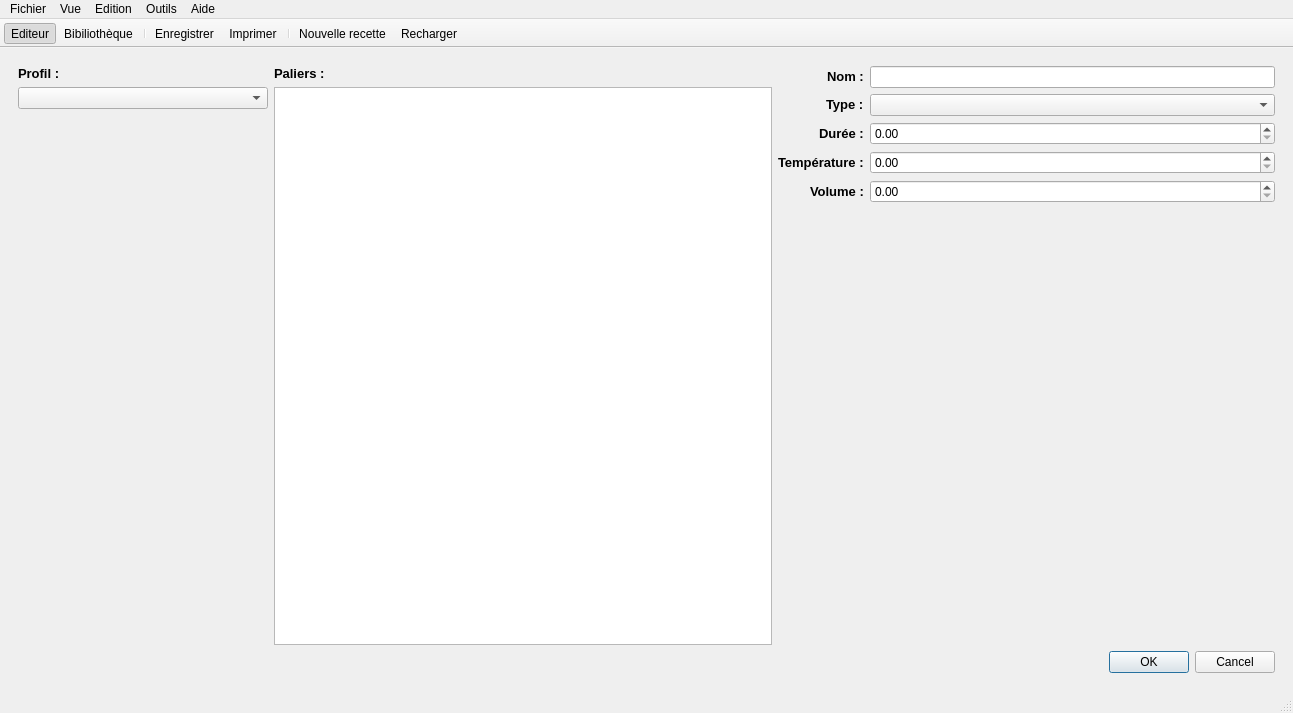
Old version of the form reader.ui in the repository 314r/joliebulle.
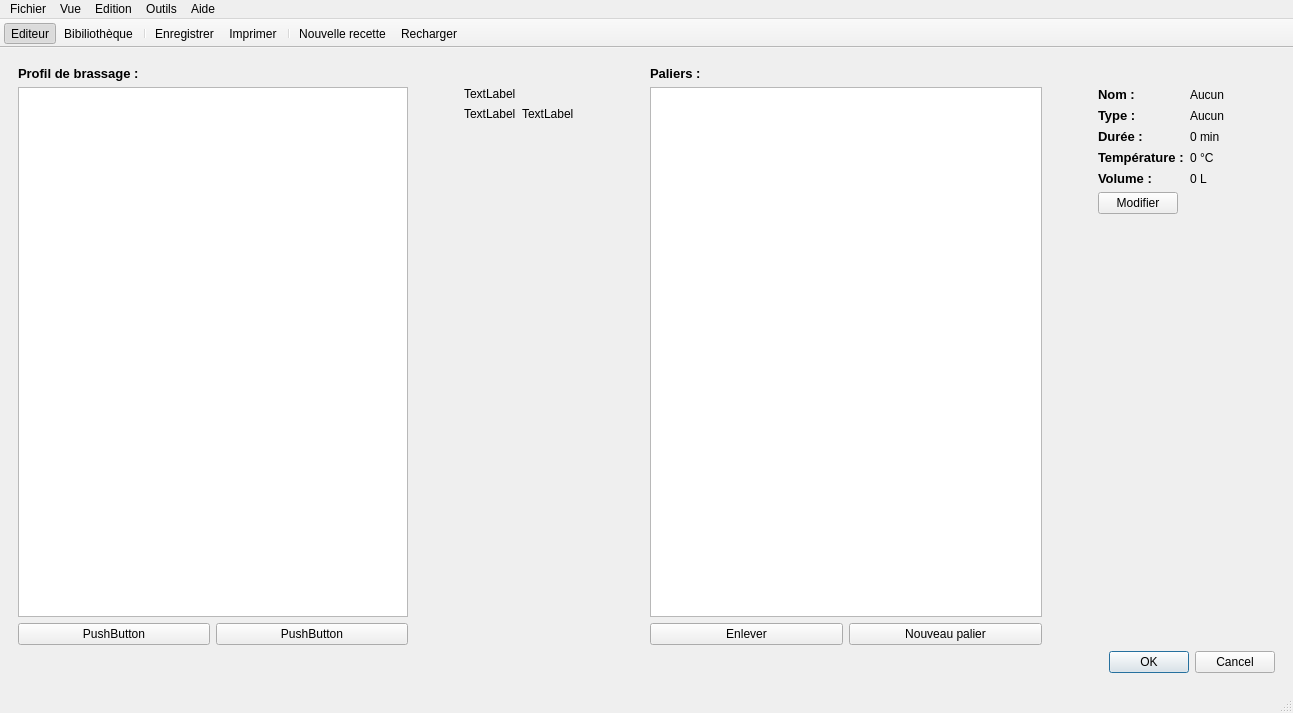
New version of the form. Icons and pictures are not drawn.

Commit message: avancées profils brassages

The edit to the form file:
```diff
--- a/reader.ui
+++ b/reader.ui
@@ -858,7 +858,10 @@
       <widget class="QWidget" name="page_4">
        <layout class="QGridLayout" name="gridLayout_8">
         <item row="0" column="0">
-         <layout class="QVBoxLayout" name="verticalLayout_8">
+         <layout class="QVBoxLayout" name="verticalLayout_10">
+          <property name="rightMargin">
+           <number>20</number>
+          </property>
           <item>
            <widget class="QLabel" name="label_15">
             <property name="text">
@@ -866,37 +869,74 @@
 &lt;html&gt;&lt;head&gt;&lt;meta name=&quot;qrichtext&quot; content=&quot;1&quot; /&gt;&lt;style type=&quot;text/css&quot;&gt;
 p, li { white-space: pre-wrap; }
 &lt;/style&gt;&lt;/head&gt;&lt;body style=&quot; font-family:'Droid Sans'; font-size:10pt; font-weight:400; font-style:normal;&quot;&gt;
-&lt;p style=&quot; margin-top:0px; margin-bottom:0px; margin-left:0px; margin-right:0px; -qt-block-indent:0; text-indent:0px;&quot;&gt;&lt;span style=&quot; font-weight:600;&quot;&gt;Profil :&lt;/span&gt;&lt;/p&gt;&lt;/body&gt;&lt;/html&gt;</string>
+&lt;p style=&quot; margin-top:0px; margin-bottom:0px; margin-left:0px; margin-right:0px; -qt-block-indent:0; text-indent:0px;&quot;&gt;&lt;span style=&quot; font-weight:600;&quot;&gt;Profil de brassage :&lt;/span&gt;&lt;/p&gt;&lt;/body&gt;&lt;/html&gt;</string>
             </property>
            </widget>
           </item>
           <item>
-           <widget class="QComboBox" name="comboBox_3">
-            <property name="minimumSize">
-             <size>
-              <width>250</width>
-              <height>0</height>
-             </size>
+           <layout class="QHBoxLayout" name="horizontalLayout_14">
+            <item>
+             <layout class="QVBoxLayout" name="verticalLayout_8">
+              <item>
+               <widget class="QListWidget" name="listWidget"/>
+              </item>
+              <item>
+               <layout class="QHBoxLayout" name="horizontalLayout_9">
+                <item>
+                 <widget class="QPushButton" name="pushButton_2">
+                  <property name="text">
+                   <string>PushButton</string>
             </property>
            </widget>
           </item>
           <item>
-           <spacer name="verticalSpacer_3">
-            <property name="orientation">
-             <enum>Qt::Vertical</enum>
-            </property>
-            <property name="sizeHint" stdset="0">
-             <size>
-              <width>20</width>
-              <height>40</height>
-             </size>
-            </property>
-           </spacer>
+                 <widget class="QPushButton" name="pushButton_3">
+                  <property name="text">
+                   <string>PushButton</string>
+                  </property>
+                 </widget>
+                </item>
+               </layout>
+              </item>
+             </layout>
+            </item>
+            <item>
+             <layout class="QFormLayout" name="formLayout_7">
+              <property name="leftMargin">
+               <number>50</number>
+              </property>
+              <property name="rightMargin">
+               <number>50</number>
+              </property>
+              <item row="0" column="0">
+               <widget class="QLabel" name="label_16">
+                <property name="text">
+                 <string>TextLabel</string>
+                </property>
+               </widget>
+              </item>
+              <item row="1" column="0">
+               <widget class="QLabel" name="label_17">
+                <property name="text">
+                 <string>TextLabel</string>
+                </property>
+               </widget>
+              </item>
+              <item row="1" column="1">
+               <widget class="QLabel" name="label_18">
+                <property name="text">
+                 <string>TextLabel</string>
+                </property>
+               </widget>
+              </item>
+             </layout>
+            </item>
+           </layout>
           </item>
          </layout>
         </item>
         <item row="0" column="1">
-         <layout class="QVBoxLayout" name="verticalLayout_2">
+         <layout class="QVBoxLayout" name="verticalLayout_9">
           <item>
            <widget class="QLabel" name="label_14">
             <property name="text">
@@ -909,32 +949,43 @@
            </widget>
           </item>
           <item>
+           <layout class="QHBoxLayout" name="horizontalLayout_8">
+            <item>
+             <layout class="QVBoxLayout" name="verticalLayout_2">
+              <item>
            <widget class="QListWidget" name="listWidgetSteps"/>
           </item>
-         </layout>
-        </item>
-        <item row="0" column="2">
+              <item>
+               <layout class="QHBoxLayout" name="horizontalLayout_6">
+                <item>
+                 <widget class="QPushButton" name="pushButtonStepRemove">
+                  <property name="text">
+                   <string>Enlever</string>
+                  </property>
+                 </widget>
+                </item>
+                <item>
+                 <widget class="QPushButton" name="pushButton">
+                  <property name="text">
+                   <string>Nouveau palier</string>
+                  </property>
+                 </widget>
+                </item>
+               </layout>
+              </item>
+             </layout>
+            </item>
+            <item>
          <layout class="QFormLayout" name="formLayout_6">
           <property name="fieldGrowthPolicy">
            <enum>QFormLayout::AllNonFixedFieldsGrow</enum>
           </property>
-          <property name="labelAlignment">
-           <set>Qt::AlignRight|Qt::AlignTrailing|Qt::AlignVCenter</set>
-          </property>
-          <item row="0" column="0">
-           <widget class="QLabel" name="label_9">
-            <property name="text">
-             <string>&lt;!DOCTYPE HTML PUBLIC &quot;-//W3C//DTD HTML 4.0//EN&quot; &quot;http://www.w3.org/TR/REC-html40/strict.dtd&quot;&gt;
-&lt;html&gt;&lt;head&gt;&lt;meta name=&quot;qrichtext&quot; content=&quot;1&quot; /&gt;&lt;style type=&quot;text/css&quot;&gt;
-p, li { white-space: pre-wrap; }
-&lt;/style&gt;&lt;/head&gt;&lt;body style=&quot; font-family:'Droid Sans'; font-size:10pt; font-weight:400; font-style:normal;&quot;&gt;
-&lt;p style=&quot; margin-top:0px; margin-bottom:0px; margin-left:0px; margin-right:0px; -qt-block-indent:0; text-indent:0px;&quot;&gt;&lt;span style=&quot; font-weight:600;&quot;&gt;Nom :&lt;/span&gt;&lt;/p&gt;&lt;/body&gt;&lt;/html&gt;</string>
-            </property>
-           </widget>
-          </item>
-          <item row="0" column="1">
-           <widget class="QLineEdit" name="lineEditStepName"/>
-          </item>
+              <property name="leftMargin">
+               <number>50</number>
+              </property>
+              <property name="rightMargin">
+               <number>50</number>
+              </property>
           <item row="1" column="0">
            <widget class="QLabel" name="label_10">
             <property name="text">
@@ -947,7 +998,11 @@
            </widget>
           </item>
           <item row="1" column="1">
-           <widget class="QComboBox" name="comboBoxStepType"/>
+               <widget class="QLabel" name="labelStepType">
+                <property name="text">
+                 <string>Aucun</string>
+                </property>
+               </widget>
           </item>
           <item row="2" column="0">
            <widget class="QLabel" name="label_11">
@@ -961,7 +1016,11 @@
            </widget>
           </item>
           <item row="2" column="1">
-           <widget class="QDoubleSpinBox" name="doubleSpinBoxStepTime"/>
+               <widget class="QLabel" name="labelStepTime">
+                <property name="text">
+                 <string>0 min</string>
+                </property>
+               </widget>
           </item>
           <item row="3" column="0">
            <widget class="QLabel" name="label_12">
@@ -975,7 +1034,11 @@
            </widget>
           </item>
           <item row="3" column="1">
-           <widget class="QDoubleSpinBox" name="doubleSpinBoxStepTemp"/>
+               <widget class="QLabel" name="labelStepTemp">
+                <property name="text">
+                 <string>0 °C</string>
+                </property>
+               </widget>
           </item>
           <item row="4" column="0">
            <widget class="QLabel" name="label_13">
@@ -989,11 +1052,44 @@
            </widget>
           </item>
           <item row="4" column="1">
-           <widget class="QDoubleSpinBox" name="doubleSpinBoxStepVol"/>
-          </item>
-         </layout>
-        </item>
-        <item row="1" column="0" colspan="3">
+               <widget class="QLabel" name="labelStepVol">
+                <property name="text">
+                 <string>0 L</string>
+                </property>
+               </widget>
+              </item>
+              <item row="5" column="0">
+               <widget class="QPushButton" name="pushButtonStepEdit">
+                <property name="text">
+                 <string>Modifier</string>
+                </property>
+               </widget>
+              </item>
+              <item row="0" column="1">
+               <widget class="QLabel" name="labelStepName">
+                <property name="text">
+                 <string>Aucun</string>
+                </property>
+               </widget>
+              </item>
+              <item row="0" column="0">
+               <widget class="QLabel" name="label_9">
+                <property name="text">
+                 <string>&lt;!DOCTYPE HTML PUBLIC &quot;-//W3C//DTD HTML 4.0//EN&quot; &quot;http://www.w3.org/TR/REC-html40/strict.dtd&quot;&gt;
+&lt;html&gt;&lt;head&gt;&lt;meta name=&quot;qrichtext&quot; content=&quot;1&quot; /&gt;&lt;style type=&quot;text/css&quot;&gt;
+p, li { white-space: pre-wrap; }
+&lt;/style&gt;&lt;/head&gt;&lt;body style=&quot; font-family:'Droid Sans'; font-size:10pt; font-weight:400; font-style:normal;&quot;&gt;
+&lt;p style=&quot; margin-top:0px; margin-bottom:0px; margin-left:0px; margin-right:0px; -qt-block-indent:0; text-indent:0px;&quot;&gt;&lt;span style=&quot; font-weight:600;&quot;&gt;Nom :&lt;/span&gt;&lt;/p&gt;&lt;/body&gt;&lt;/html&gt;</string>
+                </property>
+               </widget>
+              </item>
+             </layout>
+            </item>
+           </layout>
+          </item>
+         </layout>
+        </item>
+        <item row="1" column="1">
          <widget class="QDialogButtonBox" name="buttonBoxMashDetails">
           <property name="standardButtons">
            <set>QDialogButtonBox::Cancel|QDialogButtonBox::Ok</set>
```
Left out of the diff: 188 changed lines with no effect on the pictures. Lines whose indentation alone changed are shown as unchanged. The commit also changes 2 other files.
